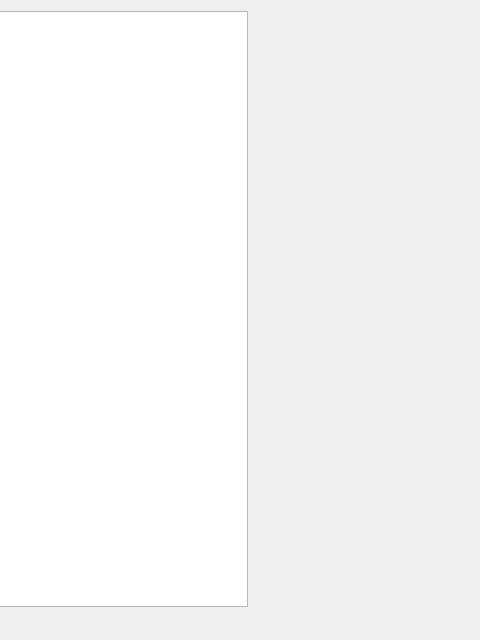
Old version of the form id-tool/ui/mainwindow.ui in the repository ifaoe/daisi-gui; both pictures show x 263 to 743 and y 0 to 640 of the 922 by 640 pixel window.
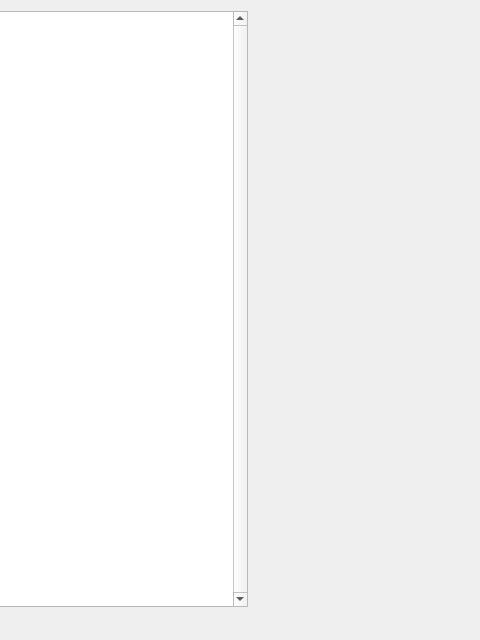
New version of the form. Icons and pictures are not drawn. Custom widgets are drawn as their Qt base class.

```diff
--- a/id-tool/ui/mainwindow.ui
+++ b/id-tool/ui/mainwindow.ui
@@ -246,6 +246,9 @@
       <property name="autoFillBackground">
        <bool>false</bool>
       </property>
+      <property name="verticalScrollBarPolicy">
+       <enum>Qt::ScrollBarAlwaysOn</enum>
+      </property>
       <property name="editTriggers">
        <set>QAbstractItemView::NoEditTriggers</set>
       </property>
```
Left out of the diff: 58 changed lines with no effect on the pictures.
